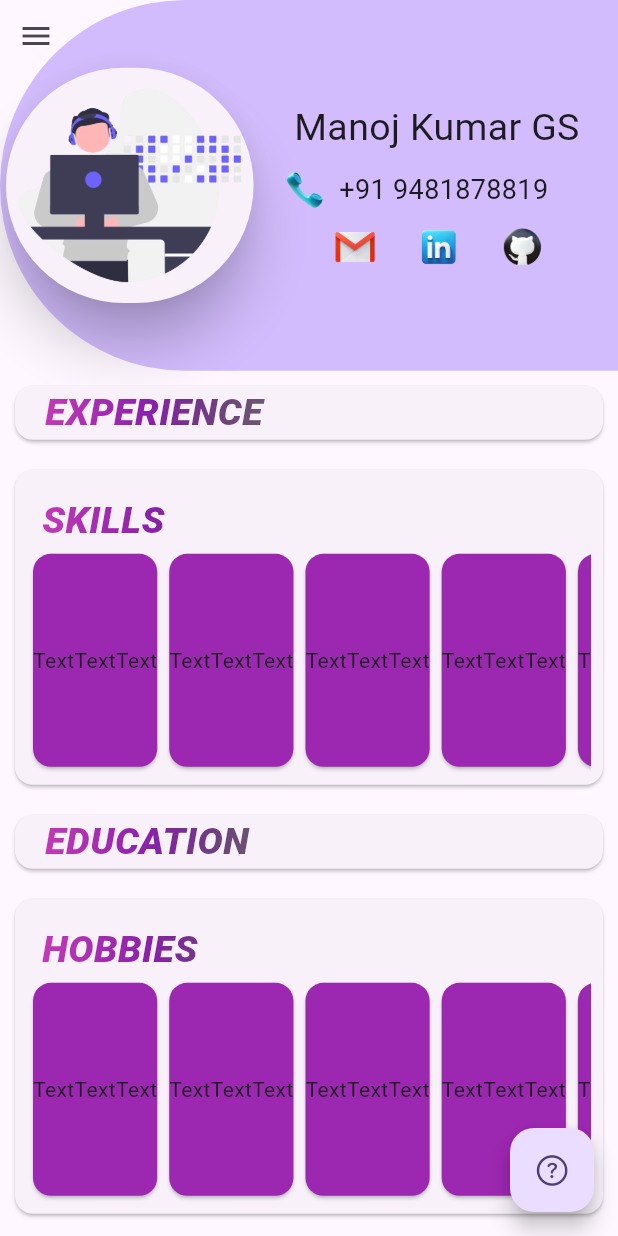
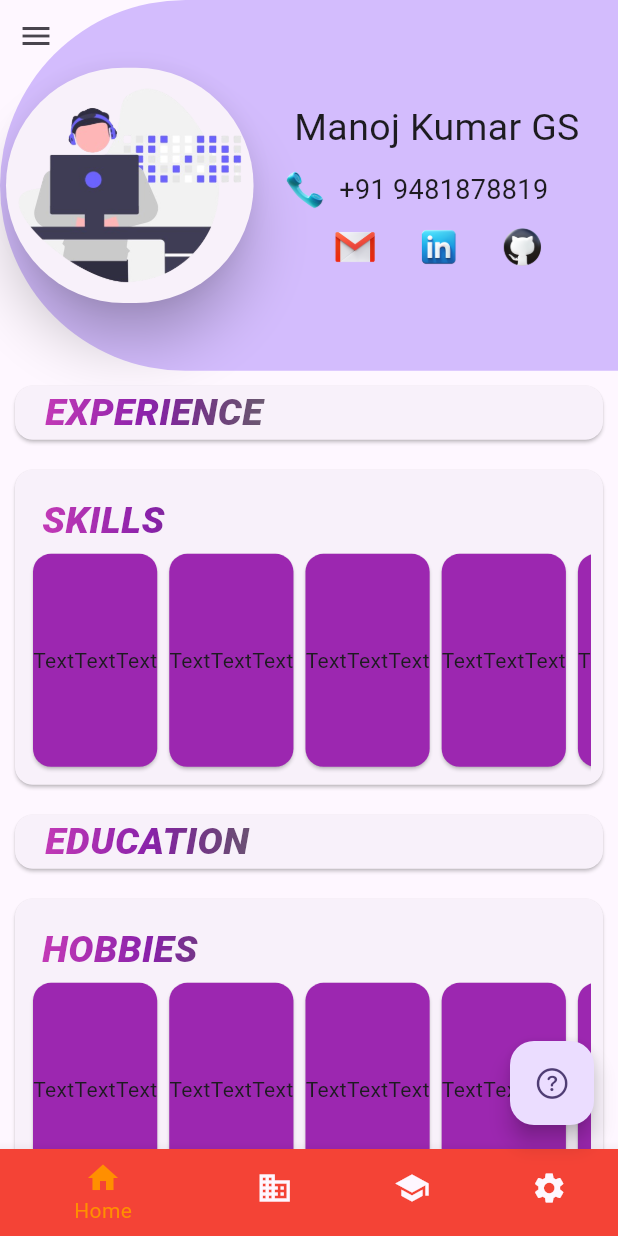
Before and after one commit to ManojKumar-GS/Portfolio, a Flutter app: the screen it shows after launch, on a phone screen of 412 x 824 dp. Run offline on Flutter 3.47's test engine with Material 3 defaults, Android fonts, the phone set to English and light mode, and no system bars.

Commit message:
temporary commit

```diff
--- a/lib/screens/home_screen.dart
+++ b/lib/screens/home_screen.dart
@@ -17,7 +17,26 @@ class _MyHomePageState extends State<HomeScreen> {
   int _selectedIndex = 0;
   bool selected = false;
   Offset offset = const Offset(1, 0);
-
+  static const TextStyle optionStyle =
+      TextStyle(fontSize: 30, fontWeight: FontWeight.bold);
+  static const List<Widget> _widgetOptions = <Widget>[
+    Text(
+      'Index 0: Home',
+      style: optionStyle,
+    ),
+    Text(
+      'Index 1: Business',
+      style: optionStyle,
+    ),
+    Text(
+      'Index 2: School',
+      style: optionStyle,
+    ),
+    Text(
+      'Index 3: Settings',
+      style: optionStyle,
+    ),
+  ];
   void _onItemTapped(int index) {
     setState(() {
       _selectedIndex = index;
@@ -39,7 +58,8 @@ class _MyHomePageState extends State<HomeScreen> {
     return SafeArea(
       child: Scaffold(
         key: _scaffoldKey,
-        body: Stack(children: [
+        body: SingleChildScrollView(
+          child: Stack(children: [
             IconButton(
                 onPressed: () {
                   _scaffoldKey.currentState!.isDrawerOpen
@@ -58,8 +78,8 @@ class _MyHomePageState extends State<HomeScreen> {
                   decoration: ShapeDecoration(
                     color: Theme.of(context).colorScheme.inversePrimary,
                     shape: const RoundedRectangleBorder(
-                      borderRadius:
-                          BorderRadius.horizontal(left: Radius.circular(150))),
+                        borderRadius: BorderRadius.horizontal(
+                            left: Radius.circular(150))),
                   ),
                   child: GestureDetector(
                     onTap: () {
@@ -87,7 +107,8 @@ class _MyHomePageState extends State<HomeScreen> {
                               shadowColor: Colors.black,
                               shape: RoundedRectangleBorder(
                                   borderRadius: BorderRadius.circular(
-                                    MediaQuery.sizeOf(context).height * 0.12)),
+                                      MediaQuery.sizeOf(context).height *
+                                          0.12)),
                               child: Image.asset("assets/images/profile.png",
                                   fit: BoxFit.fitHeight),
                             ),
@@ -317,8 +338,9 @@ class _MyHomePageState extends State<HomeScreen> {
                     AnimatedSlide(
                       duration: const Duration(milliseconds: 400),
                       curve: Curves.easeInOut,
-                    offset:
-                        selected ? const Offset(0.7, 1) : const Offset(2, 2.5),
+                      offset: selected
+                          ? const Offset(0.7, 1)
+                          : const Offset(2, 2.5),
                       child: Visibility(
                           visible: selected,
                           child: imageIcons(name: 'github', size: 50)),
@@ -326,8 +348,9 @@ class _MyHomePageState extends State<HomeScreen> {
                     AnimatedAlign(
                       duration: const Duration(milliseconds: 400),
                       curve: Curves.easeInOut,
-                    alignment:
-                        selected ? Alignment.bottomLeft : Alignment.bottomRight,
+                      alignment: selected
+                          ? Alignment.bottomLeft
+                          : Alignment.bottomRight,
                       child: Visibility(
                           visible: selected,
                           child: imageIcons(name: 'linkdin', size: 50)),
@@ -337,6 +360,7 @@ class _MyHomePageState extends State<HomeScreen> {
               ),
             ),
           ]),
+        ),
         floatingActionButton: FloatingActionButton(
           onPressed: () {
             setState(() {
@@ -387,6 +411,33 @@ class _MyHomePageState extends State<HomeScreen> {
               ),
             ),
           ),
+        ),
+        bottomNavigationBar: BottomNavigationBar(
+          items: const <BottomNavigationBarItem>[
+            BottomNavigationBarItem(
+              icon: Icon(Icons.home),
+              label: 'Home',
+              backgroundColor: Colors.red,
+            ),
+            BottomNavigationBarItem(
+              icon: Icon(Icons.business),
+              label: 'Business',
+              backgroundColor: Colors.green,
+            ),
+            BottomNavigationBarItem(
+              icon: Icon(Icons.school),
+              label: 'School',
+              backgroundColor: Colors.purple,
+            ),
+            BottomNavigationBarItem(
+              icon: Icon(Icons.settings),
+              label: 'Settings',
+              backgroundColor: Colors.pink,
+            ),
+          ],
+          currentIndex: _selectedIndex,
+          selectedItemColor: Colors.amber[800],
+          onTap: _onItemTapped,
         ),
       ),
     );
```
Lines whose indentation alone changed are shown as unchanged.
